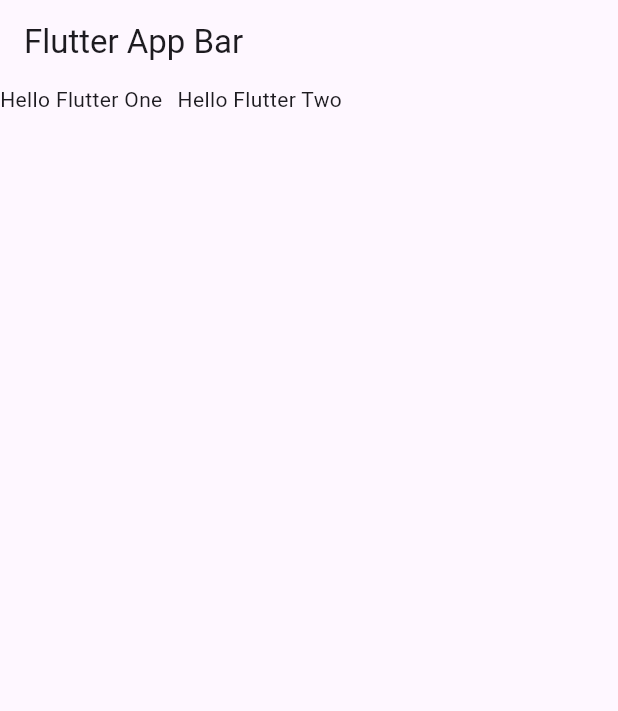
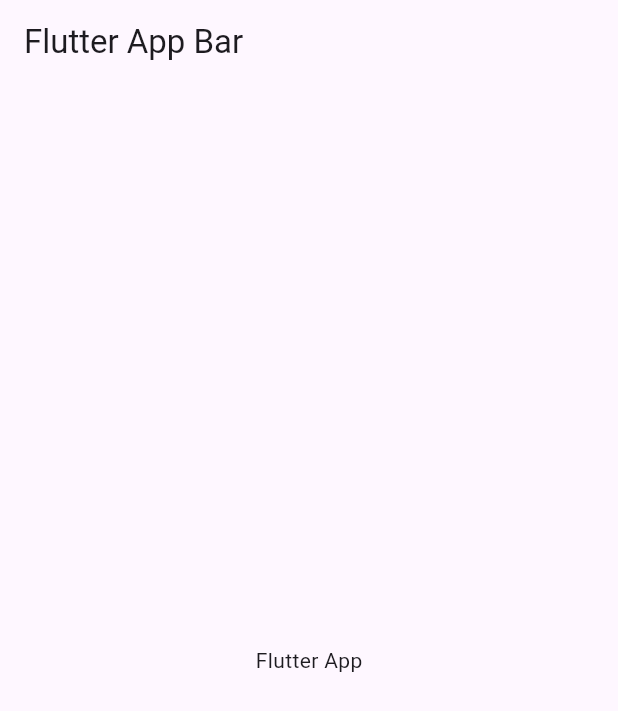
Before and after one commit to Austine0829/flutter-playground, a Flutter app: the screen it shows after launch, on a phone screen of 412 x 824 dp. Shown: the top 711 px of the screen. Run offline on Flutter 3.47's test engine with Material 3 defaults, Android fonts, the phone set to English and light mode, and no system bars.

Commit message:
(add) align and center sample

```diff
--- a/flutter_basics/lib/main.dart
+++ b/flutter_basics/lib/main.dart
@@ -22,21 +22,16 @@
   Widget build(BuildContext context) {
     return Scaffold(
       appBar: AppBar(title: const Text("Flutter App Bar")),
-      body: const SizeBoxPage());
+      body: const CenterPage());
   }
 }
 
-class SizeBoxPage extends StatelessWidget {
-  const SizeBoxPage({super.key});
+class CenterPage extends StatelessWidget {
+  const CenterPage({super.key});
 
   @override
   Widget build(BuildContext context) {
-    return const Row(
-      children: [
-        Text("Hello Flutter One"),
-        SizedBox(width: 10,),
-        Text("Hello Flutter Two")
-      ],
-    );
+    return const Center(
+        child: Text("Flutter App"));
   }
 }
--- /dev/null
+++ b/flutter_basics/lib/pages/center_page.dart
@@ -0,0 +1,11 @@
+import 'package:flutter/material.dart';
+
+class CenterPage extends StatelessWidget {
+  const CenterPage({super.key});
+
+  @override
+  Widget build(BuildContext context) {
+    return const Center(
+        child: Text("Flutter App"));
+  }
+}
```
Also changed, not shown: flutter_basics/lib/pages/align_page.dart (added, +12 -0 lines).
